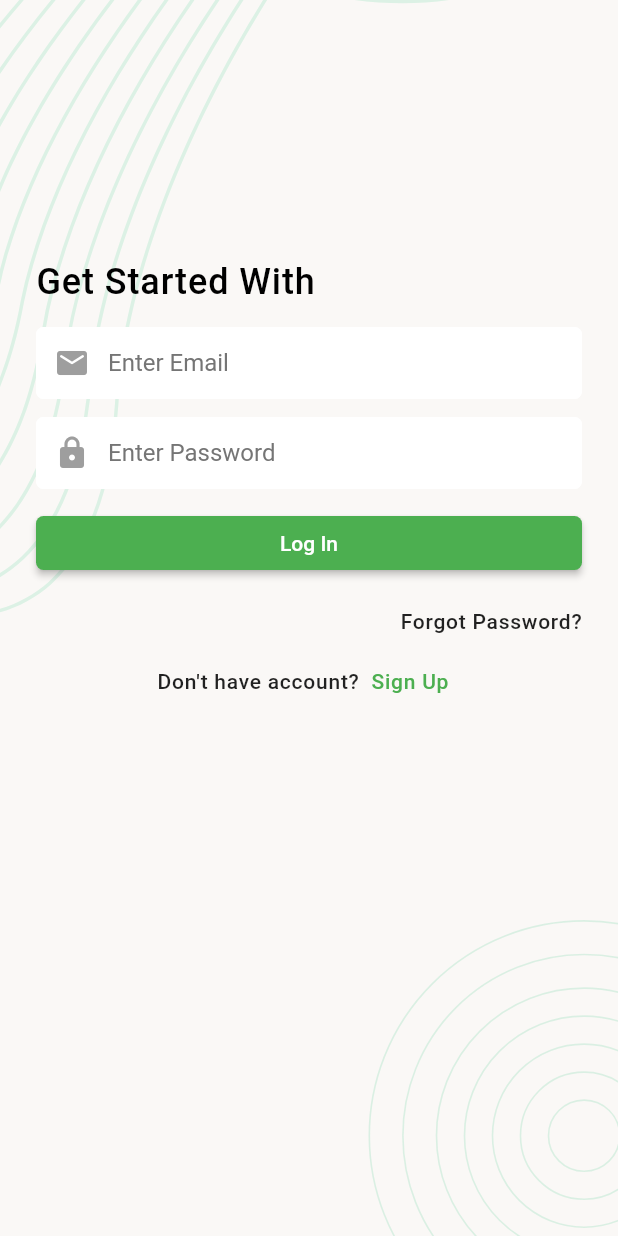
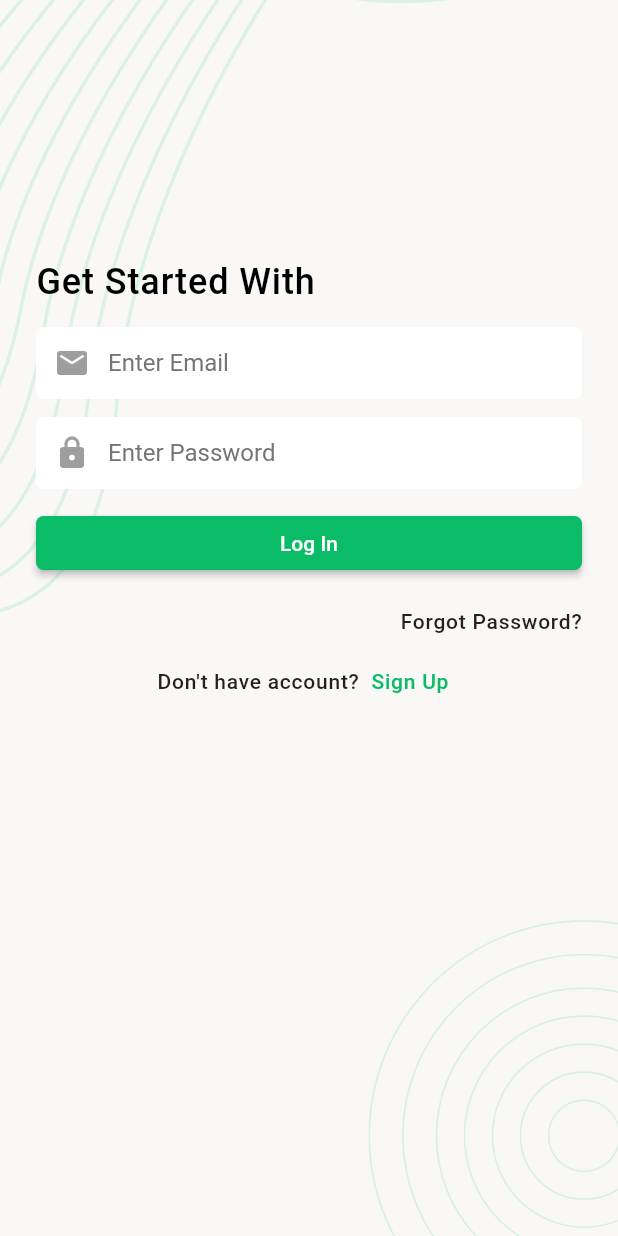
Before and after one commit to muj-i/progress_pal, a Flutter app: the screen it shows after launch, on a phone screen of 412 x 824 dp. Run offline on Flutter 3.47's test engine with Material 2 defaults, Android fonts, the light colour scheme and no system bars; our stand-ins replace flutter_svg, font_awesome_flutter, image_picker, pin_code_fields.

Commit message:
small ui changes

```diff
--- a/lib/app.dart
+++ b/lib/app.dart
@@ -1,5 +1,7 @@
 import 'package:flutter/material.dart';
 import 'package:progress_pal/ui/pages/splash_screen.dart';
+
+const colorGreen = Color.fromRGBO(33, 191, 115, 1);
 
 class ProgressPalApp extends StatelessWidget {
   const ProgressPalApp({super.key});
@@ -10,7 +12,7 @@ class ProgressPalApp extends StatelessWidget {
       title: 'Progress Pal',
       theme: ThemeData(
         brightness: Brightness.light,
-        primarySwatch: Colors.green,
+        primarySwatch: customSwatch,
         inputDecorationTheme: InputDecorationTheme(
           prefixIconColor: Colors.grey,
           contentPadding: const EdgeInsets.symmetric(
@@ -48,3 +50,21 @@ class ProgressPalApp extends StatelessWidget {
     );
   }
 }
+
+Color customColor = Color.fromRGBO(10, 188, 102, 1);
+
+MaterialColor customSwatch = MaterialColor(
+  customColor.value,
+  <int, Color>{
+    50: customColor.withOpacity(0.1),
+    100: customColor.withOpacity(0.2),
+    200: customColor.withOpacity(0.3),
+    300: customColor.withOpacity(0.4),
+    400: customColor.withOpacity(0.5),
+    500: customColor.withOpacity(0.6),
+    600: customColor.withOpacity(0.7),
+    700: customColor.withOpacity(0.8),
+    800: customColor.withOpacity(0.9),
+    900: customColor.withOpacity(1.0),
+  },
+);
--- a/lib/ui/pages/add_new_task_page.dart
+++ b/lib/ui/pages/add_new_task_page.dart
@@ -65,7 +65,7 @@ class AddNewTaskPage extends StatelessWidget {
                     //         builder: (context) => ResetPasswordPage()),
                     //     (route) => false);
                   },
-                  child: const Text('Save Task'),
+                  child: Text('Save Task', style: myButtonTextColor),
                 ),
               ),
               const SizedBox(
--- a/lib/ui/pages/auth/email_verify_page.dart
+++ b/lib/ui/pages/auth/email_verify_page.dart
@@ -62,7 +62,7 @@ class _EmailVerifyPageState extends State<EmailVerifyPage> {
                             builder: (context) => const PinVerifyPage()),
                         (route) => false);
                   },
-                  child: const Text('Send OTP'),
+                  child:  Text('Send OTP', style: myButtonTextColor),
                 ),
               ),
               const SizedBox(
--- a/lib/ui/pages/auth/login_page.dart
+++ b/lib/ui/pages/auth/login_page.dart
@@ -64,7 +64,7 @@ class _LoginPageState extends State<LoginPage> {
                             builder: (context) => const BottomNavBasePage()),
                         (route) => false);
                   },
-                  child: const Text('Log In'),
+                  child:  Text('Log In', style: myButtonTextColor),
                 ),
               ),
               const SizedBox(
--- a/lib/ui/pages/auth/pin_verify_page.dart
+++ b/lib/ui/pages/auth/pin_verify_page.dart
@@ -95,7 +95,7 @@ class _PinVerifyPageState extends State<PinVerifyPage> {
                             builder: (context) => const ResetPasswordPage()),
                         (route) => false);
                   },
-                  child: const Text('Verify'),
+                  child:  Text('Verify', style: myButtonTextColor),
                 ),
               ),
               const SizedBox(
--- a/lib/ui/pages/auth/reset_password_page.dart
+++ b/lib/ui/pages/auth/reset_password_page.dart
@@ -1,5 +1,6 @@
 import 'package:flutter/material.dart';
 import 'package:progress_pal/ui/pages/auth/login_page.dart';
+import 'package:progress_pal/ui/widgets/constraints.dart';
 import 'package:progress_pal/ui/widgets/sceen_background.dart';
 
 class ResetPasswordPage extends StatelessWidget {
@@ -64,7 +65,7 @@ class ResetPasswordPage extends StatelessWidget {
                               builder: (context) => const LoginPage()),
                           (route) => false);
                     },
-                    child: const Text('Confirm'),
+                    child: Text('Confirm', style: myButtonTextColor),
                   ),
                 ),
                 const SizedBox(
--- a/lib/ui/pages/bottom_nav_base_page.dart
+++ b/lib/ui/pages/bottom_nav_base_page.dart
@@ -29,7 +29,7 @@ class _BottomNavBasePageState extends State<BottomNavBasePage> {
           currentIndex: _currentPageIndex,
           unselectedItemColor: Colors.grey,
           showUnselectedLabels: true,
-          selectedItemColor: Colors.green,
+          selectedItemColor: Color.fromRGBO(10, 188, 102, 1),
           onTap: (int index) {
             _currentPageIndex = index;
             if (mounted) {
--- a/lib/ui/pages/completed_task_page.dart
+++ b/lib/ui/pages/completed_task_page.dart
@@ -36,7 +36,7 @@ class CompletedTaskPage extends StatelessWidget {
                   child: ListView.builder(
                       itemBuilder: (context, index) {
                         return const TaskListTile(
-                          chipBackgroundColor: Colors.green,
+                          chipBackgroundColor: Color.fromRGBO(10, 188, 102, 1),
                         );
                       },
                       itemCount: 10),
--- a/lib/ui/pages/new_task_page.dart
+++ b/lib/ui/pages/new_task_page.dart
@@ -48,13 +48,14 @@ class NewTaskPage extends StatelessWidget {
         ),
       ),
       floatingActionButton: FloatingActionButton(
+        backgroundColor: Color.fromRGBO(10, 188, 102, 1),
         onPressed: () {
           Navigator.push(
               context,
               MaterialPageRoute(builder: (context) => const AddNewTaskPage()));
         },
         //mini: true,
-        child: const Icon(Icons.add),
+        child: const Icon(Icons.add, color: Colors.white,),
       ),
     );
   }
--- a/lib/ui/widgets/constraints.dart
+++ b/lib/ui/widgets/constraints.dart
@@ -3,6 +3,10 @@ import 'package:progress_pal/ui/pages/update_profile_page.dart';
 
 var myTextStyle =
     const TextStyle(fontWeight: FontWeight.w500, letterSpacing: 0.5);
+
+var myButtonTextColor =
+    const TextStyle(color: Colors.white);
+
 
 class MyAppBar extends StatelessWidget implements PreferredSizeWidget {
   //final String appBarTitle;
@@ -36,6 +40,7 @@ class MyAppBar extends StatelessWidget implements PreferredSizeWidget {
                   backgroundImage: NetworkImage(
                       'https://github.githubassets.com/images/modules/logos_page/GitHub-Mark.png'),
                 ),
+
               ],
             ),
           ],
@@ -49,17 +54,18 @@ class MyAppBar extends StatelessWidget implements PreferredSizeWidget {
           ),
           Text(
             'User name',
-            style: TextStyle(fontSize: 14, color: Colors.white),
+            style: TextStyle(fontSize: 16, color: Colors.white),
           ),
           Text(
             'User email',
             style: TextStyle(
               color: Colors.white,
-              fontSize: 12,
+              fontSize: 14,
             ),
           ),
         ],
       ),
+      centerTitle: false,
     );
   }
 
--- a/pubspec.yaml
+++ b/pubspec.yaml
@@ -38,6 +38,7 @@ dependencies:
   flutter_svg: ^2.0.7
   pin_code_fields: ^8.0.1
   font_awesome_flutter: ^10.5.0
+  image_picker: ^1.0.1
 
 dev_dependencies:
   flutter_test:
```
Also changed, not shown: lib/ui/pages/auth/signup_page.dart (+7 -6 lines), lib/ui/pages/update_profile_page.dart (+44 -11 lines), lib/ui/widgets/task_list_tile.dart (+17 -2 lines), pubspec.lock, 14 other files.
